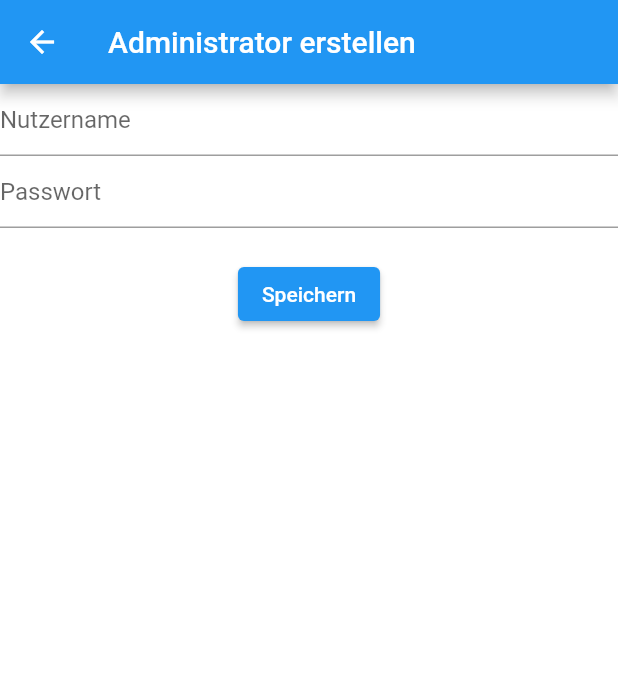
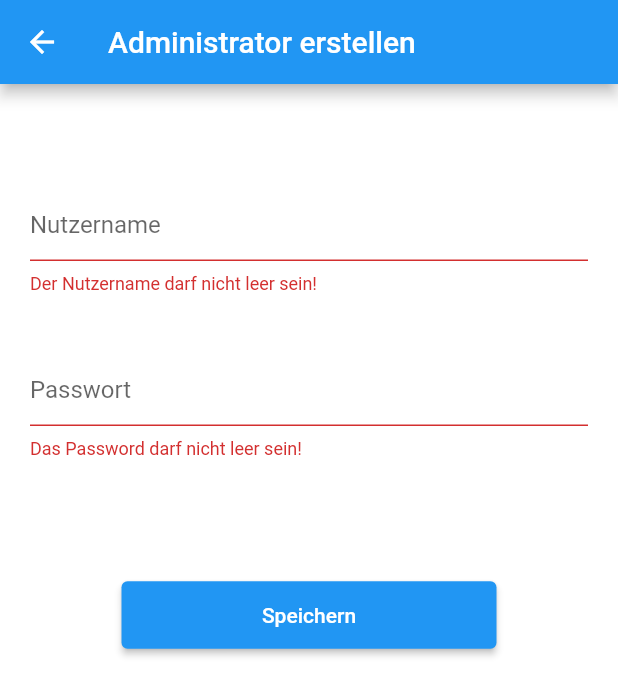
Before and after one commit to thm-mni-ii/lama, a Flutter app: the CreateAdminScreen screen opened directly, after a tap on "Speichern", on a phone screen of 412 x 824 dp. Shown: the top 696 px of the screen. Run offline on Flutter 3.47's test engine with Material 2 defaults, Android fonts, the phone set to English and light mode, and no system bars; our stand-ins replace bloc, bubble, equatable, flutter_bloc, flutter_svg, sqflite; missing offline and left inert: flame; accounts and stored records are empty; statements that could not run were skipped.

Commit message:
Issue: inserting a Admin results in crash
inserting an Admin results in crash.

Reason: Database needs the column 'Avatar'
waiting for Fix

```diff
--- a/lama_app/lib/app/screens/create_admin_screen.dart
+++ b/lama_app/lib/app/screens/create_admin_screen.dart
@@ -1,7 +1,19 @@
 import 'package:flutter/material.dart';
+import 'package:flutter_bloc/flutter_bloc.dart';
+import 'package:lama_app/app/bloc/user_login_bloc.dart';
+import 'package:lama_app/app/model/user_model.dart';
+import 'package:lama_app/app/screens/user_login_screen.dart';
+import 'package:lama_app/db/database_provider.dart';
 
 class CreateAdminScreen extends StatelessWidget {
-  final GlobalKey<FormState> _formKey = GlobalKey<FormState>();
+  final User _user = User(
+    name: '',
+    password: '',
+    grade: 0,
+    coins: 0,
+    isAdmin: true,
+    avatar: 'admin',
+  );
 
   @override
   Widget build(BuildContext context) {
@@ -11,37 +23,66 @@ class CreateAdminScreen extends StatelessWidget {
       ),
       body: Column(
         children: [
-          TextFormField(
-            decoration: InputDecoration(hintText: 'Nutzername'),
-            validator: (String value) {
-              return validatiorInput(value);
-            },
-          ),
-          TextFormField(
-            decoration: InputDecoration(hintText: 'Passwort'),
-            validator: (String value) {
-              return validatiorInput(value);
-            },
-          ),
+          SizedBox(height: 50),
           Padding(
-            padding: EdgeInsets.symmetric(vertical: 20.0),
-            child: ElevatedButton(
-                onPressed: () {
-                  if (_formKey.currentState.validate()) {
-                    //TODO Daten an Datenbank senden
-                  }
+              padding: EdgeInsets.all(20.0),
+              child: TextFormField(
+                decoration: InputDecoration(
+                    hintText: 'Nutzername', errorText: validatiorInputName()),
+                validator: (String value) {
+                  return validatiorInputPassword();
                 },
-                child: Text('Speichern')),
-          )
+                onChanged: (value) {
+                  _user.name = value;
+                  validatiorInputName();
+                },
+              )),
+          Padding(
+              padding: EdgeInsets.all(20.0),
+              child: TextFormField(
+                decoration: InputDecoration(
+                    hintText: 'Passwort', errorText: validatiorInputPassword()),
+                validator: (String value) {
+                  return validatiorInputPassword();
+                },
+                onChanged: (value) => _user.password = value,
+              )),
+          SizedBox(height: 60),
+          ElevatedButton(
+              style: ElevatedButton.styleFrom(minimumSize: Size(250, 45)),
+              onPressed: () async {
+                if (validatiorInputName() == null &&
+                    validatiorInputPassword() == null) {
+                  await DatabaseProvider.db.insertUser(_user);
+                  Navigator.push(
+                      context,
+                      MaterialPageRoute(
+                          builder: (context) => BlocProvider(
+                                create: (BuildContext context) =>
+                                    UserLoginBloc(),
+                                child: UserLoginScreen(),
+                              )));
+                }
+              },
+              child: Text('Speichern')),
         ],
       ),
       backgroundColor: Color(0xFFFFFFFF),
     );
   }
 
-  String validatiorInput(String input) {
-    if (input == null || input.isEmpty) {
-      return 'Das Feld darf nicht leer sein!';
+  String validatiorInputName() {
+    if (_user.name == '' || _user.name.isEmpty || _user.name == null) {
+      return 'Der Nutzername darf nicht leer sein!';
+    }
+    return null;
+  }
+
+  String validatiorInputPassword() {
+    if (_user.password == '' ||
+        _user.password.isEmpty ||
+        _user.password == null) {
+      return 'Das Password darf nicht leer sein!';
     }
     return null;
   }
```
